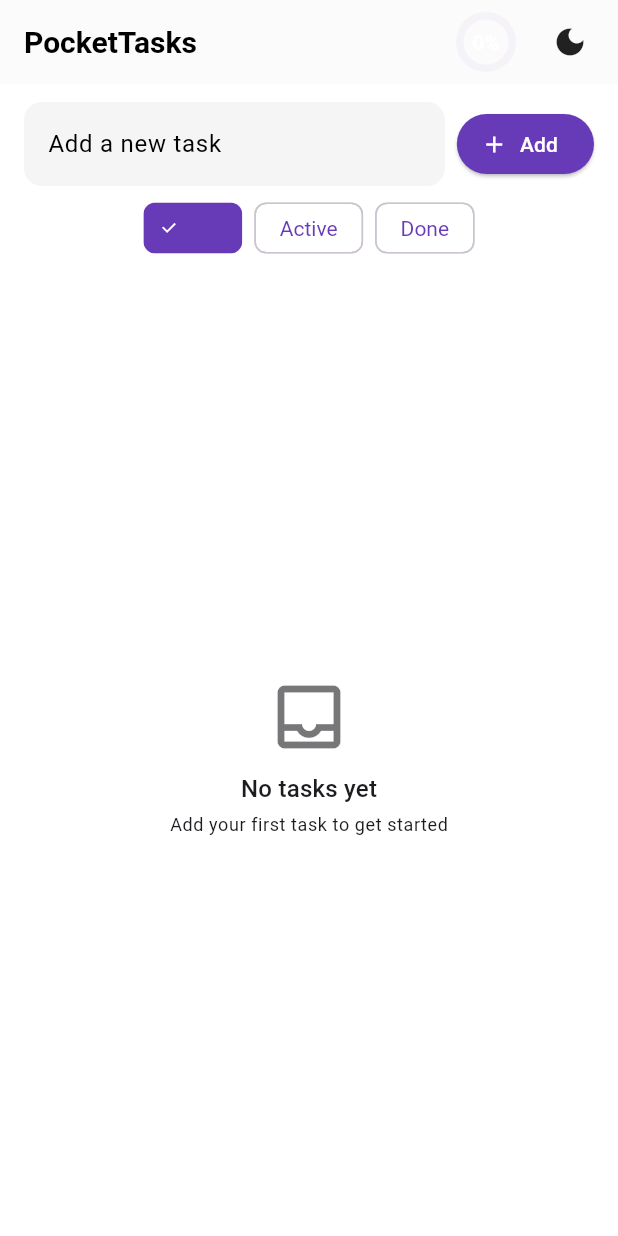
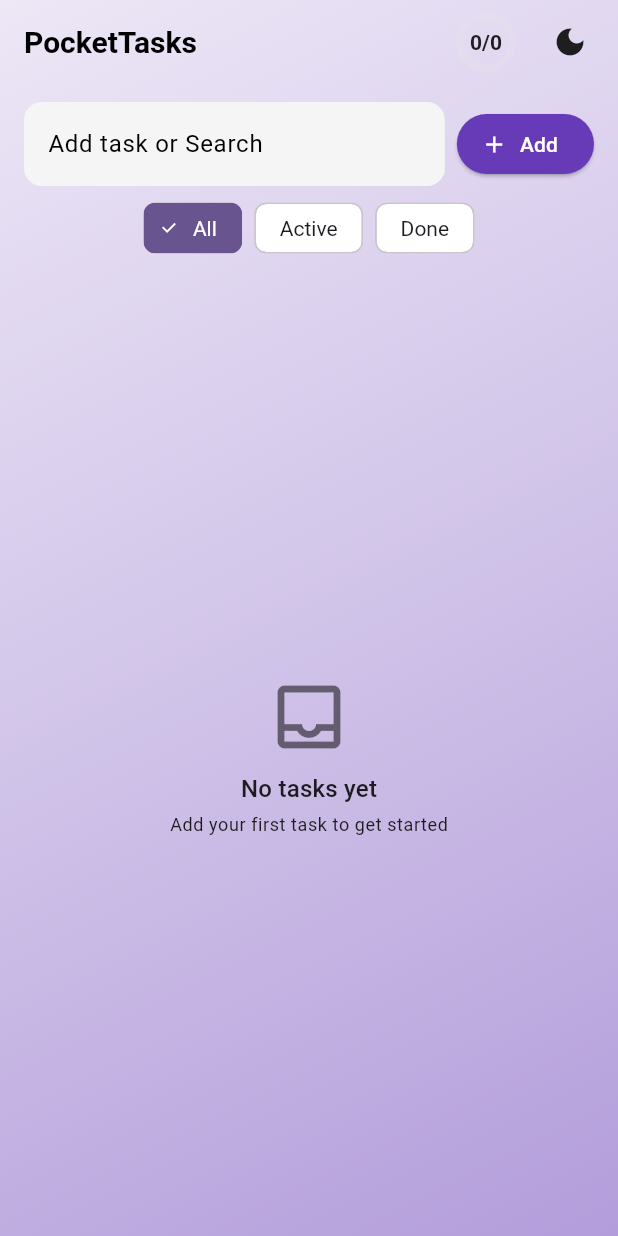
Before and after one commit to Mukesh865/pockettasks, a Flutter app: the screen it shows after launch, on a phone screen of 412 x 824 dp. Run offline on Flutter 3.47's test engine with Material 3 defaults, Android fonts, the phone set to English and light mode, and no system bars; our stand-ins replace shared_preferences.

Commit message:
major part done

```diff
--- a/lib/main.dart
+++ b/lib/main.dart
@@ -1,8 +1,6 @@
 import 'dart:async';
-import 'dart:convert';
 import 'package:flutter/material.dart';
 import 'package:provider/provider.dart';
-import 'package:shared_preferences/shared_preferences.dart';
 import 'package:uuid/uuid.dart';
 
 import 'task_model.dart';
@@ -158,8 +156,33 @@ class _PocketTasksPageState extends State<PocketTasksPage> {
 
   @override
   Widget build(BuildContext context) {
-    return Scaffold(
+    // Adaptive gradient that matches light/dark mode
+    final bool isDark = Theme.of(context).brightness == Brightness.dark;
+    final List<Color> gradientColors = isDark
+        ? const [
+            Color(0xFF2E005C), // deep violet
+            Color(0xFF6A1B9A), // purple accent
+            Color(0xFF8E24AA), // lighter purple
+          ]
+        : const [
+            Color(0xFFEDE7F6), // light lavender
+            Color(0xFFD1C4E9), // soft purple
+            Color(0xFFB39DDB), // medium purple
+          ];
+
+    return Container(
+      decoration: BoxDecoration(
+        gradient: LinearGradient(
+          begin: Alignment.topLeft,
+          end: Alignment.bottomRight,
+          colors: gradientColors,
+        ),
+      ),
+      child: Scaffold(
+        backgroundColor: Colors.transparent,
         appBar: AppBar(
+          backgroundColor: Colors.transparent,
+          elevation: 0,
           title: const Text('PocketTasks'),
           centerTitle: false,
           actions: [
@@ -205,7 +228,7 @@ class _PocketTasksPageState extends State<PocketTasksPage> {
                       controller: _controller,
                       focusNode: _focus,
                       decoration: InputDecoration(
-                        labelText: 'Add a new task',
+                        labelText: 'Add task or Search',
                         hintText: 'e.g. Buy milk, read book...',
                         errorText: _error, // Display inline error message
                       ),
@@ -232,21 +255,60 @@ class _PocketTasksPageState extends State<PocketTasksPage> {
                   return Wrap(
                     spacing: 8, // Spacing between filter chips
                     children: [
-                      FilterChip(
-                        label: const Text('All'),
-                        selected: provider.filter == TaskFilter.all,
+                      Builder(builder: (context) {
+                        final colorScheme = Theme.of(context).colorScheme;
+                        final selected = provider.filter == TaskFilter.all;
+                        return FilterChip(
+                          selected: selected,
+                          selectedColor: colorScheme.primary,
+                          checkmarkColor: colorScheme.onPrimary,
+                          label: Text(
+                            'All',
+                            style: TextStyle(
+                              color: selected
+                                  ? colorScheme.onPrimary
+                                  : colorScheme.onSurface,
+                            ),
+                          ),
                           onSelected: (_) => provider.setFilter(TaskFilter.all),
+                        );
+                      }),
+                      Builder(builder: (context) {
+                        final colorScheme = Theme.of(context).colorScheme;
+                        final selected = provider.filter == TaskFilter.active;
+                        return FilterChip(
+                          selected: selected,
+                          selectedColor: colorScheme.primary,
+                          checkmarkColor: colorScheme.onPrimary,
+                          label: Text(
+                            'Active',
+                            style: TextStyle(
+                              color: selected
+                                  ? colorScheme.onPrimary
+                                  : colorScheme.onSurface,
                             ),
-                      FilterChip(
-                        label: const Text('Active'),
-                        selected: provider.filter == TaskFilter.active,
+                          ),
                           onSelected: (_) => provider.setFilter(TaskFilter.active),
+                        );
+                      }),
+                      Builder(builder: (context) {
+                        final colorScheme = Theme.of(context).colorScheme;
+                        final selected = provider.filter == TaskFilter.done;
+                        return FilterChip(
+                          selected: selected,
+                          selectedColor: colorScheme.primary,
+                          checkmarkColor: colorScheme.onPrimary,
+                          label: Text(
+                            'Done',
+                            style: TextStyle(
+                              color: selected
+                                  ? colorScheme.onPrimary
+                                  : colorScheme.onSurface,
                             ),
-                      FilterChip(
-                        label: const Text('Done'),
-                        selected: provider.filter == TaskFilter.done,
+                          ),
                           onSelected: (_) => provider.setFilter(TaskFilter.done),
-                      ),
+                        );
+                      }),
                     ],
                   );
                 },
@@ -264,6 +326,7 @@ class _PocketTasksPageState extends State<PocketTasksPage> {
               ),
             ),
           ],
+        ),
       ),
     ),
     );
--- a/lib/progress_ring.dart
+++ b/lib/progress_ring.dart
@@ -20,21 +20,29 @@ class ProgressRing extends StatelessWidget {
     final progress =
     total <= 0 ? 0.0 : (done.clamp(0, total)) / total.toDouble();
 
+    final isDark = Theme.of(context).brightness == Brightness.dark;
+
+    final backgroundColor = Theme.of(context).colorScheme.surfaceVariant.withOpacity(0.3);
+    final foregroundColor = isDark
+        ? Theme.of(context).colorScheme.secondary   // brighter for dark mode
+        : Theme.of(context).colorScheme.primary;   // primary for light mode
+    final textColor = isDark ? Colors.white : Colors.black87;
+
     return SizedBox(
       width: size,
       height: size,
       child: CustomPaint(
         painter: _RingPainter(
-          background: Theme.of(context).colorScheme.surfaceVariant.withOpacity(0.3),
-          foreground: Theme.of(context).colorScheme.secondary,
+          background: backgroundColor,
+          foreground: foregroundColor,
           progress: progress,
           strokeWidth: strokeWidth,
         ),
         child: Center(
           child: Text(
-            total == 0 ? '0%' : '${(progress * 100).round()}%',
+            '$done/$total',
             style: Theme.of(context).textTheme.labelLarge?.copyWith(
-              color: Colors.white, // ensure visible on gradient
+              color: textColor,
               fontWeight: FontWeight.bold,
             ),
           ),
--- a/lib/task_list.dart
+++ b/lib/task_list.dart
@@ -1,5 +1,6 @@
 import 'package:flutter/material.dart';
 import 'package:provider/provider.dart';
+import 'dart:ui'; // Import for ImageFilter
 import 'task_provider.dart';
 import 'task_model.dart';
 
@@ -68,11 +69,25 @@ class TaskList extends StatelessWidget {
                   );
                 }
               },
-              child: Card(
-                // Card widget automatically adapts to theme colors
-                margin: const EdgeInsets.symmetric(vertical: 4, horizontal: 8),
-                elevation: 2, // Added a slight elevation for better visual separation
-                shape: RoundedRectangleBorder(borderRadius: BorderRadius.circular(12)), // Rounded corners for consistency
+              child: Padding(
+                padding: const EdgeInsets.symmetric(vertical: 4, horizontal: 8),
+                child: ClipRRect( // ClipRRect is essential for rounded corners with BackdropFilter
+                  borderRadius: BorderRadius.circular(12),
+                  child: BackdropFilter( // Apply blur to the background
+                    filter: ImageFilter.blur(sigmaX: 2, sigmaY: 2), // Adjust sigmaX and sigmaY for blur intensity
+                    child: Container(
+                      decoration: BoxDecoration(
+                        color: Theme.of(context).brightness == Brightness.dark
+                            ? Colors.white.withOpacity(0.1) // Subtle white tint for dark mode
+                            : Colors.black.withOpacity(0.05), // Subtle black tint for light mode
+                        borderRadius: BorderRadius.circular(12),
+                        border: Border.all(
+                          color: Theme.of(context).brightness == Brightness.dark
+                              ? Colors.white.withOpacity(0.2) // Border for glass effect
+                              : Colors.black.withOpacity(0.1),
+                          width: 1.0,
+                        ),
+                      ),
                       child: CheckboxListTile(
                         controlAffinity: ListTileControlAffinity.leading,
                         title: Text(
@@ -84,8 +99,8 @@ class TaskList extends StatelessWidget {
                             fontStyle:
                             task.done ? FontStyle.italic : FontStyle.normal,
                             color: task.done
-                          ? colorScheme.onSurface.withOpacity(0.6) // Lighter text for done tasks
-                          : colorScheme.onSurface, // Default text color for active tasks
+                                ? colorScheme.onSurface.withOpacity(0.6)
+                                : colorScheme.onSurface,
                           ),
                         ),
                         value: task.done,
@@ -104,6 +119,9 @@ class TaskList extends StatelessWidget {
                         },
                       ),
                     ),
+                  ),
+                ),
+              ),
             );
           },
         );
```
Lines whose indentation alone changed are shown as unchanged.
